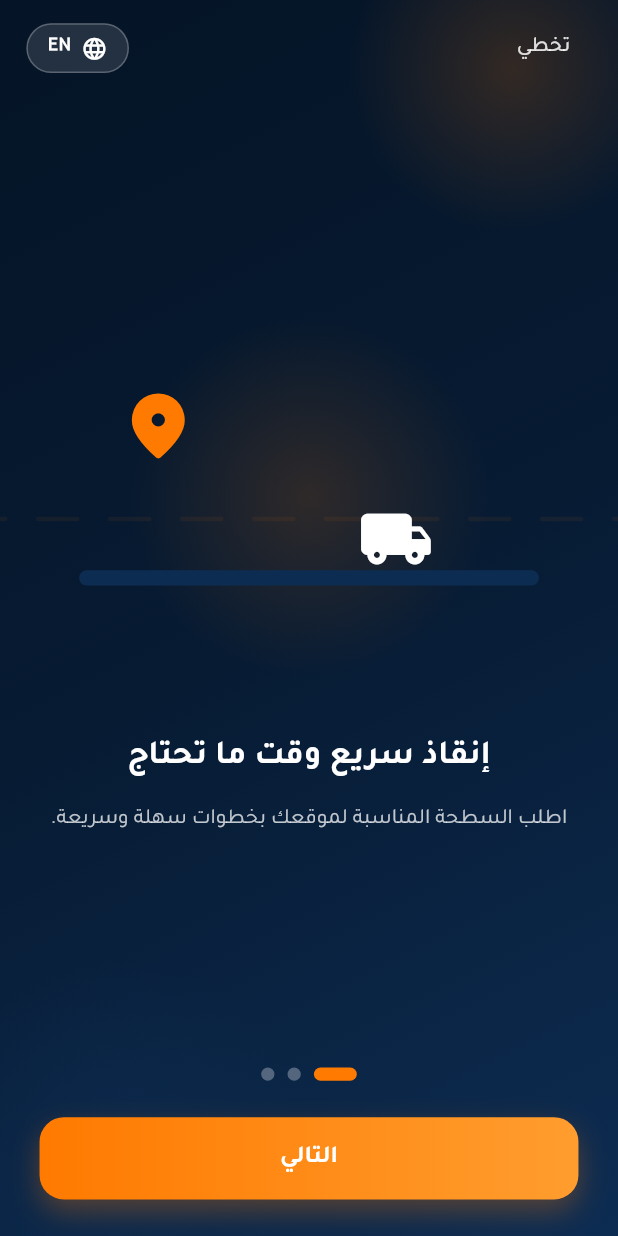
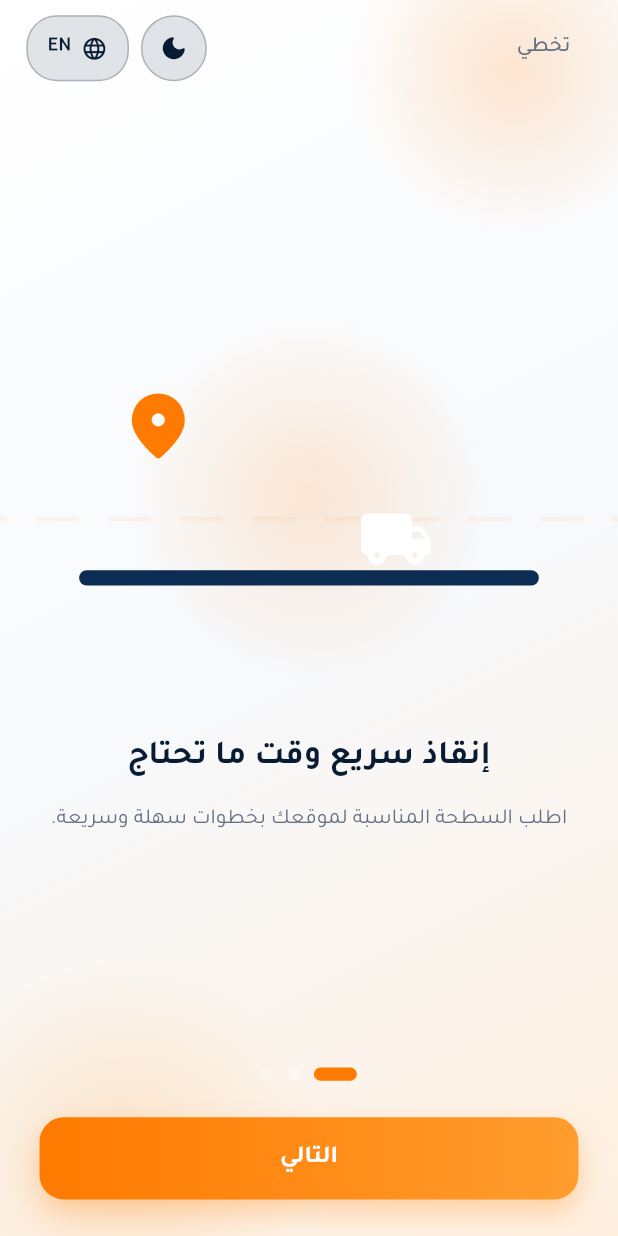
Before and after one commit to MohamedRomana/satha, a Flutter app: the screen it shows after launch, on a phone screen of 412 x 824 dp. Run offline on Flutter 3.47's test engine with Material 3 defaults, Android fonts, the phone set to English and light mode, and no system bars; our stand-ins replace cached_network_image, chewie, dio, easy_localization, flash, flutter_bloc and 15 more; missing offline and left inert: gif; generated files the repository leaves out were written again; project files that could hold a hidden picture were left out.

Commit message:
add theme

```diff
--- a/lib/core/cache/cache_helper.dart
+++ b/lib/core/cache/cache_helper.dart
@@ -16,6 +16,7 @@ class CacheHelper {
   static const _driverStatus = 'driverStatus';
   static const _userName = 'userName';
   static const _rememberMe = 'rememberMe';
+  static const _themeMode = 'themeMode';
   static const _lat = 'lat';
   static const _lng = 'lng';
 
@@ -130,4 +131,13 @@ class CacheHelper {
   static bool getRememberMe() {
     return _preferences.getBool(_rememberMe) ?? false;
   }
+
+  /// وضع الثيم المخزّن: 'light' / 'dark' / 'system' (افتراضي system).
+  static setThemeMode(String mode) async {
+    await _preferences.setString(_themeMode, mode);
+  }
+
+  static String getThemeMode() {
+    return _preferences.getString(_themeMode) ?? 'system';
+  }
 }
--- a/lib/core/constants/gradients.dart
+++ b/lib/core/constants/gradients.dart
@@ -10,11 +10,18 @@ abstract class AppGradients {
     colors: [AppColors.navy, AppColors.navy2],
   );
 
-  /// تدرّج داكن أعمق للـ Splash.
+  /// تدرّج داكن أعمق للـ Splash (الوضع الداكن).
   static const LinearGradient deep = LinearGradient(
     begin: Alignment.topLeft,
     end: Alignment.bottomRight,
     colors: [AppColors.deepBg, AppColors.navy, AppColors.navy2],
+  );
+
+  /// تدرّج فاتح لخلفيات الشاشات في الوضع الفاتح.
+  static const LinearGradient light = LinearGradient(
+    begin: Alignment.topLeft,
+    end: Alignment.bottomRight,
+    colors: [Color(0xffFFFFFF), AppColors.lightBg, AppColors.softOrange],
   );
 
   /// تدرّج البرتقالي للـ CTA والعناصر المميزة.
--- /dev/null
+++ b/lib/core/theme/app_theme.dart
@@ -0,0 +1,55 @@
+import 'package:flutter/material.dart';
+
+import '../constants/colors.dart';
+import '../../gen/fonts.gen.dart';
+
+/// ثيمات سطحة — Light و Dark، كلاهما بهوية Navy / Orange وخط Tajawal.
+abstract class AppTheme {
+  static const _fontFamily = FontFamily.tajawalRegular;
+
+  static ThemeData get light {
+    final scheme = ColorScheme.fromSeed(
+      seedColor: AppColors.navy,
+      brightness: Brightness.light,
+      primary: AppColors.orange,
+      secondary: AppColors.navy,
+      error: AppColors.error,
+      surface: AppColors.card,
+    );
+    return _base(scheme).copyWith(
+      scaffoldBackgroundColor: AppColors.lightBg,
+    );
+  }
+
+  static ThemeData get dark {
+    final scheme = ColorScheme.fromSeed(
+      seedColor: AppColors.navy,
+      brightness: Brightness.dark,
+      primary: AppColors.orange,
+      secondary: AppColors.orange2,
+      error: AppColors.error,
+      surface: AppColors.navy2,
+    );
+    return _base(scheme).copyWith(
+      scaffoldBackgroundColor: AppColors.deepBg,
+    );
+  }
+
+  static ThemeData _base(ColorScheme scheme) {
+    return ThemeData(
+      useMaterial3: true,
+      brightness: scheme.brightness,
+      colorScheme: scheme,
+      fontFamily: _fontFamily,
+      textSelectionTheme: TextSelectionThemeData(
+        cursorColor: AppColors.orange,
+        selectionColor: AppColors.orange.withValues(alpha: 0.3),
+        selectionHandleColor: AppColors.orange,
+      ),
+      appBarTheme: const AppBarTheme(
+        backgroundColor: Colors.transparent,
+        elevation: 0,
+      ),
+    );
+  }
+}
--- /dev/null
+++ b/lib/core/theme/theme_cubit.dart
@@ -0,0 +1,30 @@
+import 'package:flutter/material.dart';
+import 'package:flutter_bloc/flutter_bloc.dart';
+
+import '../cache/cache_helper.dart';
+
+/// كيوبت إدارة وضع الثيم (دارك/لايت/تبع النظام) مع حفظه محليًا.
+class ThemeCubit extends Cubit<ThemeMode> {
+  ThemeCubit() : super(_fromCache());
+
+  static ThemeMode _fromCache() {
+    switch (CacheHelper.getThemeMode()) {
+      case 'dark':
+        return ThemeMode.dark;
+      case 'light':
+        return ThemeMode.light;
+      default:
+        return ThemeMode.system;
+    }
+  }
+
+  void setMode(ThemeMode mode) {
+    CacheHelper.setThemeMode(mode.name);
+    emit(mode);
+  }
+
+  /// تبديل بين الداكن والفاتح اعتمادًا على السطوع الحالي الفعّال.
+  void toggle(bool currentlyDark) {
+    setMode(currentlyDark ? ThemeMode.light : ThemeMode.dark);
+  }
+}
--- a/lib/core/widgets/auth_background.dart
+++ b/lib/core/widgets/auth_background.dart
@@ -3,7 +3,7 @@ import 'dart:math' as math;
 import 'package:flutter/material.dart';
 
 import '../constants/colors.dart';
-import '../constants/gradients.dart';
+import '../helper/theme_x.dart';
 
 /// خلفية متحرّكة بهوية سطحة: تدرّج navy + توهّجات برتقالية ناعمة تتحرّك ببطء
 /// + خطوط طريق متقطّعة — حركة خفيفة لا تشتّت المحتوى.
@@ -30,8 +30,9 @@ class _AnimatedAuthBackgroundState extends State<AnimatedAuthBackground>
 
   @override
   Widget build(BuildContext context) {
+    final dark = context.isDark;
     return DecoratedBox(
-      decoration: const BoxDecoration(gradient: AppGradients.deep),
+      decoration: BoxDecoration(gradient: context.brandGradient),
       child: AnimatedBuilder(
         animation: _controller,
         builder: (context, child) {
@@ -46,7 +47,12 @@ class _AnimatedAuthBackgroundState extends State<AnimatedAuthBackground>
               Positioned(
                 bottom: -80 - (20 * math.sin(t * 2 * math.pi)),
                 left: -50,
-                child: _glow(260, AppColors.navy2.withValues(alpha: 0.55)),
+                child: _glow(
+                  260,
+                  dark
+                      ? AppColors.navy2.withValues(alpha: 0.55)
+                      : AppColors.orange2.withValues(alpha: 0.18),
+                ),
               ),
               Positioned.fill(
                 child: CustomPaint(painter: _RoadDashesPainter(t)),
--- a/lib/core/widgets/lang_toggle.dart
+++ b/lib/core/widgets/lang_toggle.dart
@@ -3,18 +3,16 @@ import 'package:flutter/material.dart';
 import 'package:flutter_screenutil/flutter_screenutil.dart';
 
 import '../cache/cache_helper.dart';
-import '../constants/colors.dart';
+import '../helper/theme_x.dart';
 
-/// زر تبديل اللغة (ع/EN) — العربية تبقى الافتراضية.
+/// زر تبديل اللغة (ع/EN) — العربية تبقى الافتراضية، ولونه يتكيّف مع الثيم.
 class LangToggle extends StatelessWidget {
-  /// لو true يستخدم ألوان فاتحة (فوق خلفية داكنة).
-  final bool onDark;
-  const LangToggle({super.key, this.onDark = true});
+  const LangToggle({super.key});
 
   @override
   Widget build(BuildContext context) {
     final isAr = context.locale.languageCode == 'ar';
-    final fg = onDark ? Colors.white : AppColors.navy;
+    final fg = context.onBrand;
     return InkWell(
       borderRadius: BorderRadius.circular(20.r),
       onTap: () async {
@@ -23,11 +21,10 @@ class LangToggle extends StatelessWidget {
         if (context.mounted) await context.setLocale(next);
       },
       child: Container(
-        padding: EdgeInsets.symmetric(horizontal: 12.w, vertical: 6.h),
+        height: 40.w,
+        padding: EdgeInsets.symmetric(horizontal: 12.w),
         decoration: BoxDecoration(
-          color: (onDark ? Colors.white : AppColors.navy).withValues(
-            alpha: 0.12,
-          ),
+          color: fg.withValues(alpha: 0.12),
           borderRadius: BorderRadius.circular(20.r),
           border: Border.all(color: fg.withValues(alpha: 0.25)),
         ),
--- /dev/null
+++ b/lib/core/widgets/theme_toggle.dart
@@ -0,0 +1,45 @@
+import 'package:flutter/material.dart';
+import 'package:flutter_bloc/flutter_bloc.dart';
+import 'package:flutter_screenutil/flutter_screenutil.dart';
+
+import '../constants/colors.dart';
+import '../helper/theme_x.dart';
+import '../theme/theme_cubit.dart';
+
+/// زر تبديل الثيم (دارك/لايت) — يتكيّف لونه مع الخلفية ويبدّل الأيقونة بأنميشن.
+class ThemeToggle extends StatelessWidget {
+  const ThemeToggle({super.key});
+
+  @override
+  Widget build(BuildContext context) {
+    final dark = context.isDark;
+    final fg = context.onBrand;
+    return InkWell(
+      borderRadius: BorderRadius.circular(20.r),
+      onTap: () => context.read<ThemeCubit>().toggle(dark),
+      child: Container(
+        width: 40.w,
+        height: 40.w,
+        alignment: Alignment.center,
+        decoration: BoxDecoration(
+          color: (dark ? Colors.white : AppColors.navy).withValues(alpha: 0.12),
+          shape: BoxShape.circle,
+          border: Border.all(color: fg.withValues(alpha: 0.25)),
+        ),
+        child: AnimatedSwitcher(
+          duration: const Duration(milliseconds: 300),
+          transitionBuilder: (child, anim) => RotationTransition(
+            turns: anim,
+            child: FadeTransition(opacity: anim, child: child),
+          ),
+          child: Icon(
+            dark ? Icons.light_mode_rounded : Icons.dark_mode_rounded,
+            key: ValueKey(dark),
+            color: fg,
+            size: 18.w,
+          ),
+        ),
+      ),
+    );
+  }
+}
--- a/lib/features/start/on_boarding/ui/on_boarding.dart
+++ b/lib/features/start/on_boarding/ui/on_boarding.dart
@@ -5,10 +5,12 @@ import 'package:flutter_screenutil/flutter_screenutil.dart';
 
 import 'package:satha/core/cache/cache_helper.dart';
 import 'package:satha/core/helper/extentions.dart';
+import 'package:satha/core/helper/theme_x.dart';
 import 'package:satha/core/routing/routes.dart';
 import 'package:satha/core/widgets/auth_background.dart';
 import 'package:satha/core/widgets/lang_toggle.dart';
 import 'package:satha/core/widgets/primary_button.dart';
+import 'package:satha/core/widgets/theme_toggle.dart';
 import 'package:satha/gen/fonts.gen.dart';
 import 'package:satha/generated/locale_keys.g.dart';
 import '../data/models/onboarding_item_model.dart';
@@ -71,13 +73,19 @@ class OnboardingScreen extends StatelessWidget {
                             child: Text(
                               LocaleKeys.skip.tr(),
                               style: TextStyle(
-                                color: Colors.white.withValues(alpha: 0.85),
+                                color: context.onBrandMuted,
                                 fontSize: 14.sp,
                                 fontFamily: FontFamily.tajawalMedium,
                               ),
                             ),
                           ),
-                          const LangToggle(),
+                          const Row(
+                            children: [
+                              ThemeToggle(),
+                              SizedBox(width: 8),
+                              LangToggle(),
+                            ],
+                          ),
                         ],
                       ),
                     ),
@@ -99,7 +107,7 @@ class OnboardingScreen extends StatelessWidget {
                                   item.title.tr(),
                                   textAlign: TextAlign.center,
                                   style: TextStyle(
-                                    color: Colors.white,
+                                    color: context.onBrand,
                                     fontSize: 22.sp,
                                     fontFamily: FontFamily.tajawalBold,
                                   ),
@@ -109,7 +117,7 @@ class OnboardingScreen extends StatelessWidget {
                                   item.description.tr(),
                                   textAlign: TextAlign.center,
                                   style: TextStyle(
-                                    color: Colors.white.withValues(alpha: 0.75),
+                                    color: context.onBrandMuted,
                                     fontSize: 14.sp,
                                     height: 1.6,
                                     fontFamily: FontFamily.tajawalRegular,
--- a/lib/features/start/splash/ui/splash.dart
+++ b/lib/features/start/splash/ui/splash.dart
@@ -6,6 +6,7 @@ import 'package:satha/core/cache/cache_helper.dart';
 import 'package:satha/core/constants/colors.dart';
 import 'package:satha/core/constants/gradients.dart';
 import 'package:satha/core/helper/extentions.dart';
+import 'package:satha/core/helper/theme_x.dart';
 import 'package:satha/core/routing/routes.dart';
 import 'package:satha/core/widgets/app_logo.dart';
 import 'package:satha/gen/fonts.gen.dart';
@@ -88,7 +89,7 @@ class _SplashScreenState extends State<SplashScreen>
     return Scaffold(
       body: Container(
         width: double.infinity,
-        decoration: const BoxDecoration(gradient: AppGradients.deep),
+        decoration: BoxDecoration(gradient: context.brandGradient),
         child: SafeArea(
           child: Column(
             mainAxisAlignment: MainAxisAlignment.center,
@@ -160,7 +161,7 @@ class _SplashScreenState extends State<SplashScreen>
                     Text(
                       LocaleKeys.splashLoading.tr(),
                       style: TextStyle(
-                        color: Colors.white.withValues(alpha: 0.85),
+                        color: context.onBrandMuted,
                         fontSize: 13.sp,
                         fontFamily: FontFamily.tajawalRegular,
                       ),
--- a/lib/gen/assets.gen.dart
+++ b/lib/gen/assets.gen.dart
@@ -70,6 +70,10 @@ class $AssetsImgGen {
   /// File path: assets/img/logo.png
   AssetGenImage get logo => const AssetGenImage('assets/img/logo.png');
 
+  /// File path: assets/img/logo_white.png
+  AssetGenImage get logoWhite =>
+      const AssetGenImage('assets/img/logo_white.png');
+
   /// File path: assets/img/noti_empty.json
   String get notiEmpty => 'assets/img/noti_empty.json';
 
@@ -87,6 +91,7 @@ class $AssetsImgGen {
     location,
     login,
     logo,
+    logoWhite,
     notiEmpty,
     waitAdmin,
   ];
--- a/lib/main.dart
+++ b/lib/main.dart
@@ -5,12 +5,12 @@ import 'package:flutter_bloc/flutter_bloc.dart';
 import 'package:flutter_screenutil/flutter_screenutil.dart';
 
 import 'core/cache/cache_helper.dart';
-import 'core/constants/colors.dart';
 import 'core/di/dependancy_injection.dart';
 import 'core/networking/bloc_observer.dart';
 import 'core/routing/app_router.dart';
 import 'core/routing/routes.dart';
-import 'gen/fonts.gen.dart';
+import 'core/theme/app_theme.dart';
+import 'core/theme/theme_cubit.dart';
 import 'generated/codegen_loader.g.dart';
 
 void main() async {
@@ -51,15 +51,21 @@ class MyApp extends StatelessWidget {
       minTextAdapt: true,
       splitScreenMode: true,
       builder: (context, child) {
+        return BlocProvider(
+          create: (_) => ThemeCubit(),
+          child: BlocBuilder<ThemeCubit, ThemeMode>(
+            builder: (context, themeMode) {
               return GestureDetector(
                 onTap: () => FocusManager.instance.primaryFocus?.unfocus(),
                 child: MaterialApp(
-            // إعادة المفتاح عند تغيير اللغة تُعيد بناء كامل التطبيق (بما فيه الشاشات
-            // المفتوحة) فوراً باللغة الجديدة بدل بقاء النصوص القديمة.
+                  // إعادة المفتاح عند تغيير اللغة تُعيد بناء كامل التطبيق (بما فيه
+                  // الشاشات المفتوحة) فوراً باللغة الجديدة بدل بقاء النصوص القديمة.
                   key: ValueKey(context.locale.languageCode),
                   title: 'سطحة',
                   debugShowCheckedModeBanner: false,
-            theme: _buildTheme(),
+                  theme: AppTheme.light,
+                  darkTheme: AppTheme.dark,
+                  themeMode: themeMode,
                   localizationsDelegates: context.localizationDelegates,
                   supportedLocales: context.supportedLocales,
                   locale: context.locale,
@@ -68,29 +74,9 @@ class MyApp extends StatelessWidget {
                 ),
               );
             },
+          ),
         );
-  }
-
-  ThemeData _buildTheme() {
-    return ThemeData(
-      useMaterial3: true,
-      fontFamily: FontFamily.tajawalRegular,
-      scaffoldBackgroundColor: AppColors.lightBg,
-      colorScheme: ColorScheme.fromSeed(
-        seedColor: AppColors.navy,
-        primary: AppColors.orange,
-        secondary: AppColors.navy,
-        error: AppColors.error,
-      ),
-      textSelectionTheme: TextSelectionThemeData(
-        cursorColor: AppColors.orange,
-        selectionColor: AppColors.orange.withValues(alpha: 0.3),
-        selectionHandleColor: AppColors.orange,
-      ),
-      appBarTheme: const AppBarTheme(
-        backgroundColor: Colors.transparent,
-        elevation: 0,
-      ),
+      },
     );
   }
 }
```
Also changed, not shown: lib/core/helper/theme_x.dart (added, +21 -0 lines), lib/core/widgets/app_logo.dart (+8 -3 lines), lib/features/auth/driver_register/ui/driver_register.dart (+10 -2 lines), lib/features/auth/widgets/auth_scaffold.dart (+28 -11 lines), lib/features/start/role_selection/ui/role_selection.dart (+15 -9 lines), lib/features/users/shared/temporary_home_view.dart (+8 -3 lines), assets/img/logo_white.png (added), 2 other files. Lines whose indentation alone changed are shown as unchanged.
